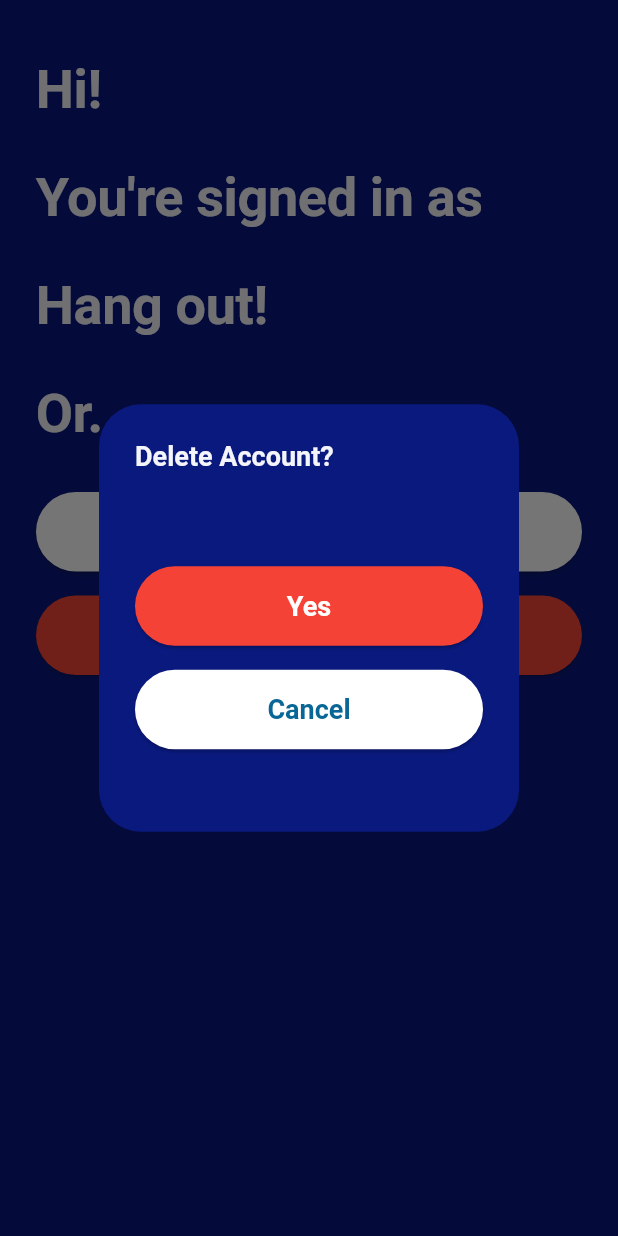
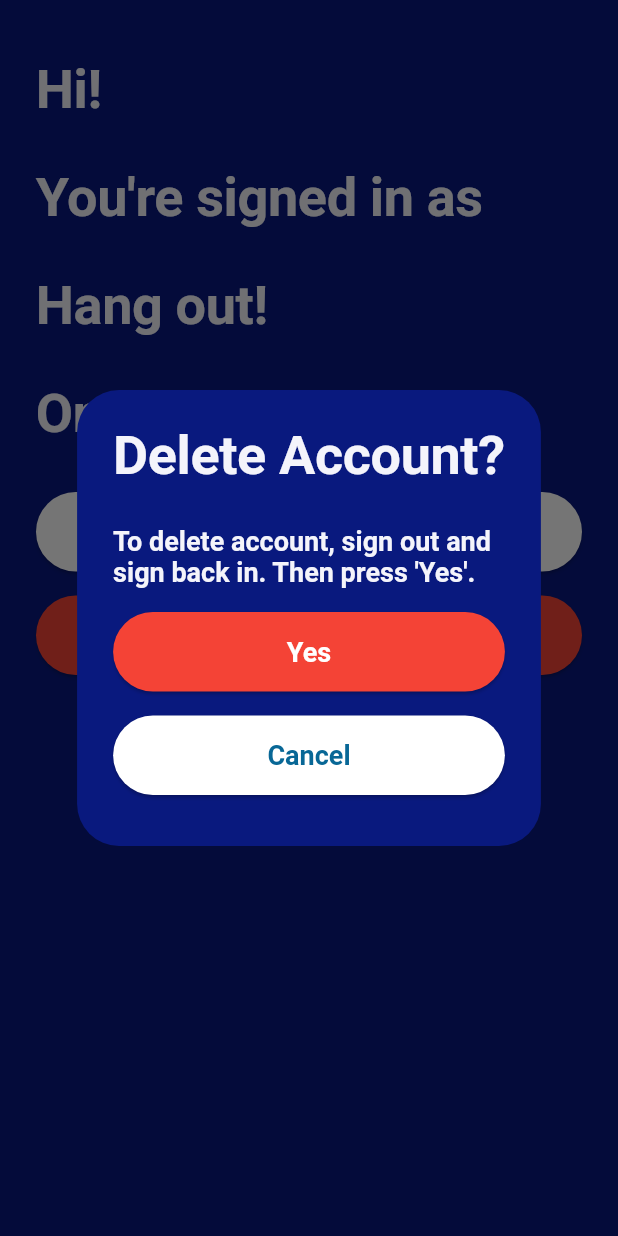
Before and after one commit to jhorwitz3/parsha, a Flutter app: the AccountScreen widget shown alone on an empty page, opened directly, after a tap on "Delete Account", on a phone screen of 412 x 824 dp. Run offline on Flutter 3.47's test engine with Material 3 defaults, Android fonts, the phone set to English and light mode, and no system bars; our stand-ins replace carousel_slider, cloud_firestore, firebase_auth, firebase_core, flutter_dotenv, flutter_riverpod and 4 more; accounts and stored records are empty; network calls fail.

Commit message:
update language, version

```diff
--- a/lib/screens/account.dart
+++ b/lib/screens/account.dart
@@ -101,7 +101,7 @@ class AccountScreen extends ConsumerWidget {
                 onPressed: () => showDialog(
                     context: context,
                     builder: (BuildContext context) => AlertDialog(
-                          title: Text('Logout?', style: Theme.of(context).textTheme.displayMedium),
+                          title: Text('Sign Out?', style: Theme.of(context).textTheme.displayLarge),
                           content: SizedBox(
                             height: 200,
                             width: 200,
@@ -139,13 +139,15 @@ class AccountScreen extends ConsumerWidget {
               onPressed: () => showDialog(
                   context: context,
                   builder: (BuildContext context) => AlertDialog(
-                        title: Text('Delete Account?', style: Theme.of(context).textTheme.displayMedium),
+                        title: Text('Delete Account?', style: Theme.of(context).textTheme.displayLarge),
                         content: SizedBox(
                           height: 200,
                           width: 200,
                           child: Column(
                             mainAxisAlignment: MainAxisAlignment.center,
                             children: [
+                              Text("To delete account, sign out and sign back in. Then press 'Yes'.",
+                                  style: Theme.of(context).textTheme.displayMedium),
                               Padding(
                                 padding: const EdgeInsets.symmetric(vertical: 16.0),
                                 child: ColoredButton(
```
